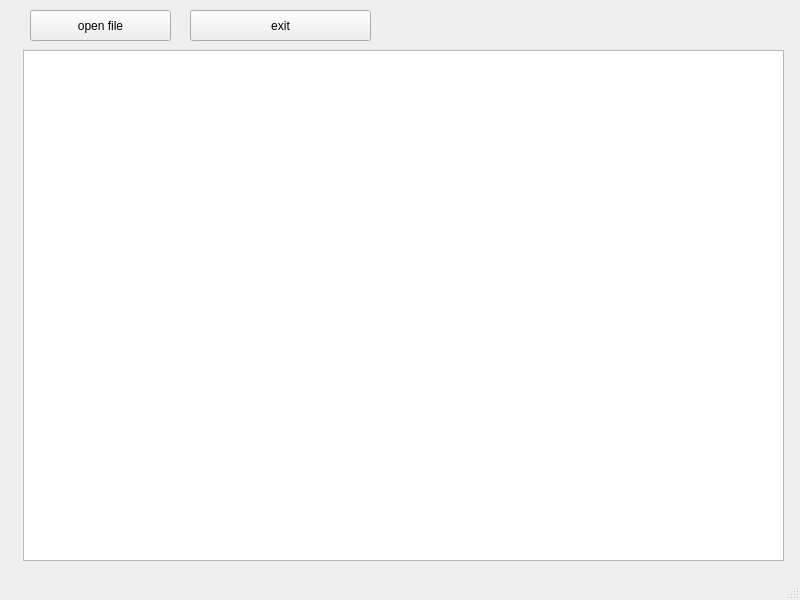
The window that qt/editor.ui (dkratzert/StructureFinder) describes before a commit, drawn with Qt 5.
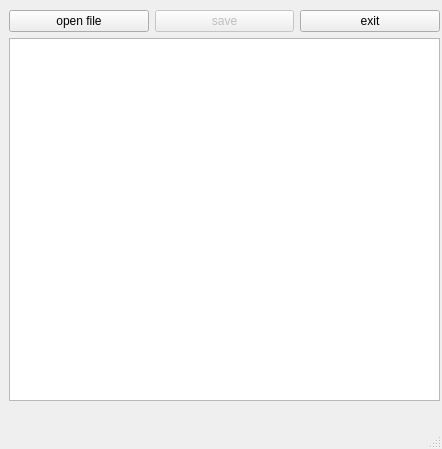
The same window after the commit.

What changed in the file:
```diff
--- a/qt/editor.ui
+++ b/qt/editor.ui
@@ -6,49 +6,69 @@
    <rect>
     <x>0</x>
     <y>0</y>
-    <width>800</width>
-    <height>600</height>
+    <width>442</width>
+    <height>449</height>
    </rect>
   </property>
   <property name="windowTitle">
    <string>MainWindow</string>
   </property>
   <widget class="QWidget" name="centralwidget">
-   <widget class="QPushButton" name="openButton">
+   <widget class="QWidget" name="verticalLayoutWidget">
     <property name="geometry">
      <rect>
-      <x>30</x>
+      <x>9</x>
       <y>10</y>
-      <width>141</width>
-      <height>31</height>
+      <width>431</width>
+      <height>391</height>
      </rect>
     </property>
-    <property name="text">
-     <string>open file</string>
-    </property>
-   </widget>
-   <widget class="QPushButton" name="closeButton">
-    <property name="geometry">
-     <rect>
-      <x>190</x>
-      <y>10</y>
-      <width>181</width>
-      <height>31</height>
-     </rect>
-    </property>
-    <property name="text">
-     <string>exit</string>
-    </property>
-   </widget>
-   <widget class="QTextEdit" name="editor_window">
-    <property name="geometry">
-     <rect>
-      <x>23</x>
-      <y>50</y>
-      <width>761</width>
-      <height>511</height>
-     </rect>
-    </property>
+    <layout class="QVBoxLayout" name="verticalLayout">
+     <item>
+      <layout class="QHBoxLayout" name="horizontalLayout">
+       <item>
+        <widget class="QPushButton" name="openButton">
+         <property name="text">
+          <string>open file</string>
+         </property>
+        </widget>
+       </item>
+       <item>
+        <widget class="QPushButton" name="button_save">
+         <property name="enabled">
+          <bool>false</bool>
+         </property>
+         <property name="text">
+          <string>save</string>
+         </property>
+        </widget>
+       </item>
+       <item>
+        <widget class="QPushButton" name="closeButton">
+         <property name="text">
+          <string>exit</string>
+         </property>
+        </widget>
+       </item>
+      </layout>
+     </item>
+     <item>
+      <widget class="QTextEdit" name="editor_window">
+       <property name="sizePolicy">
+        <sizepolicy hsizetype="Expanding" vsizetype="Expanding">
+         <horstretch>0</horstretch>
+         <verstretch>0</verstretch>
+        </sizepolicy>
+       </property>
+       <property name="toolTip">
+        <string>&lt;html&gt;&lt;head/&gt;&lt;body&gt;&lt;p&gt;Edit text here&lt;/p&gt;&lt;/body&gt;&lt;/html&gt;</string>
+       </property>
+       <property name="styleSheet">
+        <string notr="true">font: 13pt &quot;Courier New&quot;;</string>
+       </property>
+      </widget>
+     </item>
+    </layout>
    </widget>
   </widget>
   <widget class="QMenuBar" name="menubar">
```
Left out of the diff: 4 changed lines with no effect on the pictures.
